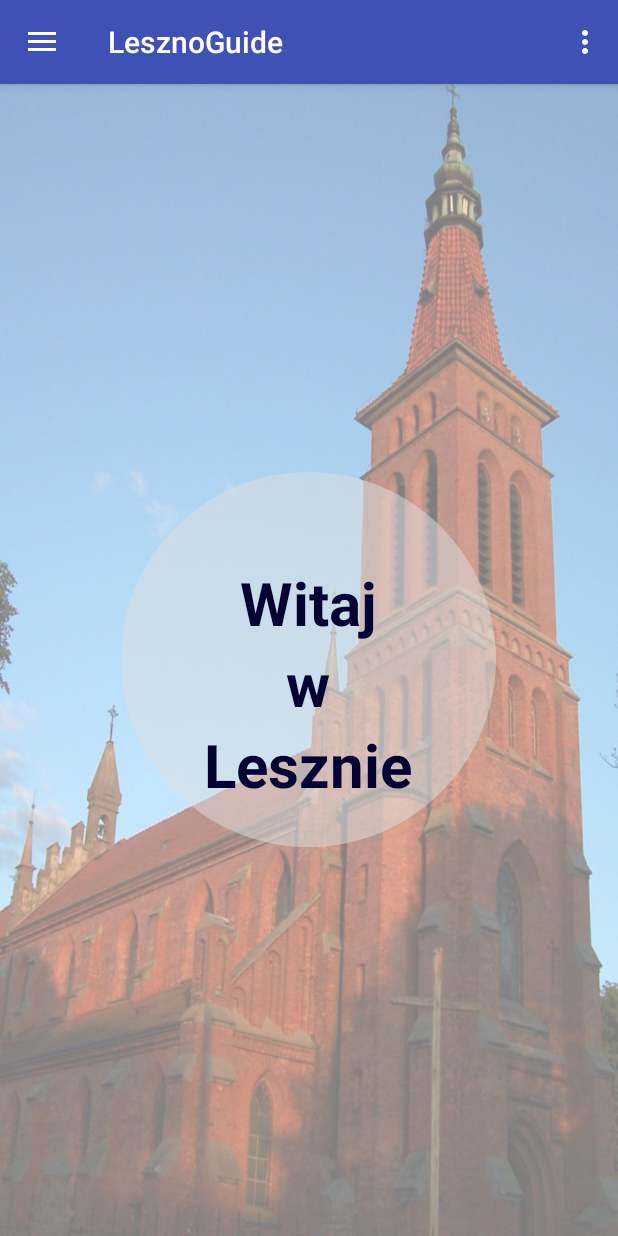
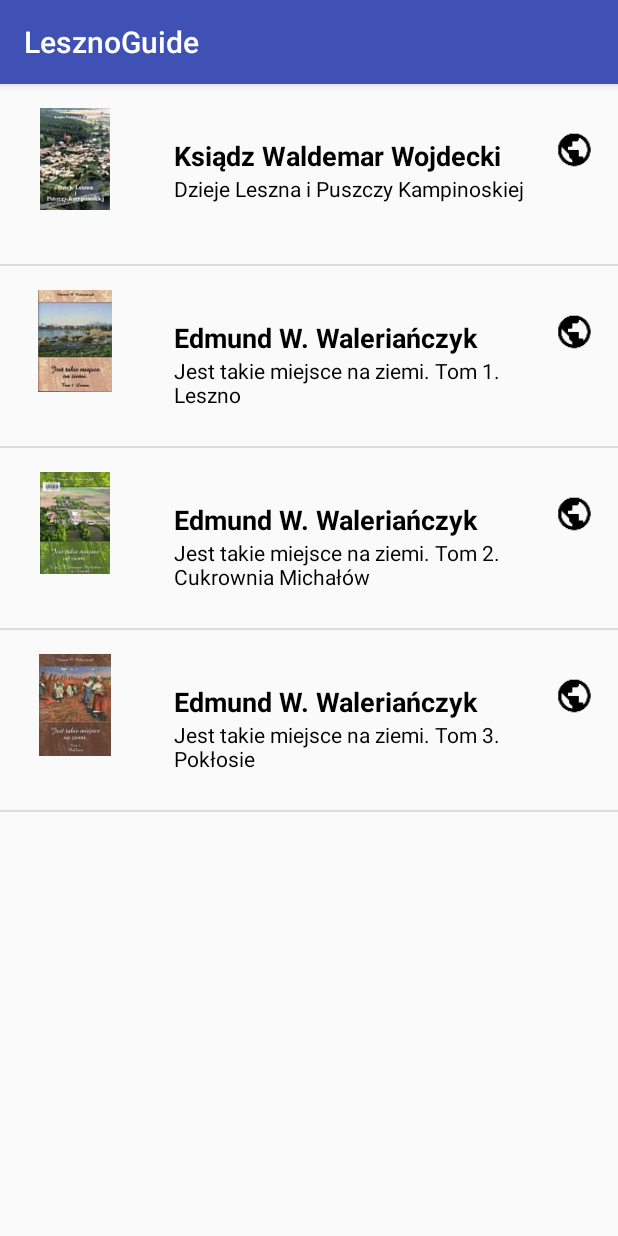
Before and after one commit to JustynaChrustna/LesznoGuide, an Android app: the screen it shows after launch (MainActivity before the commit, BooksActivity after it), in the side drawer, after a tap on "Książki", on a phone screen of 412 x 824 dp. Run offline under Robolectric (Android 15) with nearby library versions, the phone set to English and light mode, and no system bars.

Commit message:
Add booksActivity.

```diff
--- a/app/src/main/AndroidManifest.xml
+++ b/app/src/main/AndroidManifest.xml
@@ -20,7 +20,8 @@
         </activity>
         <activity android:name=".HotelsActivity" />
         <activity android:name=".RestaurantsActivity" />
-        <activity android:name=".AttractionsActivity"></activity>
+        <activity android:name=".AttractionsActivity" />
+        <activity android:name=".BooksActivity"></activity>
     </application>
 
 </manifest>
--- /dev/null
+++ b/app/src/main/java/justynachrustna/lesznoguide/BooksActivity.java
@@ -0,0 +1,42 @@
+package justynachrustna.lesznoguide;
+
+import android.support.v7.app.AppCompatActivity;
+import android.os.Bundle;
+import android.view.View;
+import android.widget.AdapterView;
+import android.widget.ListView;
+
+import java.util.ArrayList;
+
+public class BooksActivity extends AppCompatActivity {
+
+    @Override
+    protected void onCreate(Bundle savedInstanceState) {
+        super.onCreate(savedInstanceState);
+        setContentView(R.layout.place_list);
+
+        final ArrayList<Place> places = new ArrayList<Place>();
+        places.add(new Place("Ksiądz Waldemar Wojdecki","Dzieje Leszna i Puszczy Kampinoskiej",  R.drawable.books_wojdecki));
+        places.add(new Place("Edmund W. Waleriańczyk","Jest takie miejsce na ziemi. Tom 1. Leszno",  R.drawable.books_miejsce_1));
+        places.add(new Place("Edmund W. Waleriańczyk","Jest takie miejsce na ziemi. Tom 2. Cukrownia Michałów",  R.drawable.books_miejsce_2));
+        places.add(new Place("Edmund W. Waleriańczyk","Jest takie miejsce na ziemi. Tom 3. Pokłosie",  R.drawable.books_miejsce_3));
+
+
+        PlaceAdapter adapter = new PlaceAdapter(this, places);
+
+        ListView listView = (ListView) findViewById(R.id.list);
+
+        listView.setAdapter(adapter);
+        listView.setOnItemClickListener(new AdapterView.OnItemClickListener() {
+            @Override
+            public void onItemClick(AdapterView<?> adapterView, View view, int position, long l) {
+                Place place=places.get(position);
+
+
+
+
+
+            }
+        });
+    }
+}
--- a/app/src/main/java/justynachrustna/lesznoguide/MainActivity.java
+++ b/app/src/main/java/justynachrustna/lesznoguide/MainActivity.java
@@ -81,7 +81,8 @@ public class MainActivity extends AppCompatActivity
             Intent attractionsIntent = new Intent(MainActivity.this, AttractionsActivity.class);
             startActivity(attractionsIntent);
         } else if (id == R.id.nav_books) {
-
+            Intent booksIntent = new Intent(MainActivity.this, BooksActivity.class);
+            startActivity(booksIntent);
         }
 
         DrawerLayout drawer = (DrawerLayout) findViewById(R.id.drawer_layout);
--- a/app/src/main/res/layout/list_item.xml
+++ b/app/src/main/res/layout/list_item.xml
@@ -9,8 +9,8 @@
 
     <ImageView
         android:id="@+id/place_image"
-        android:layout_width="@dimen/list_item_height"
-        android:layout_height="@dimen/list_item_height"
+        android:layout_width="100dp"
+        android:layout_height="100dp"
         android:padding="16dp"
 />
 
--- a/app/src/main/res/values/dimens.xml
+++ b/app/src/main/res/values/dimens.xml
@@ -6,5 +6,5 @@
     <dimen name="activity_horizontal_margin">16dp</dimen>
     <dimen name="activity_vertical_margin">16dp</dimen>
     <dimen name="fab_margin">16dp</dimen>
-    <dimen name="list_item_height">100dp</dimen>
+    <dimen name="list_item_height">120dp</dimen>
 </resources>
```
Also changed, not shown: app/src/main/res/drawable/attraction_anna.jpg (added), app/src/main/res/drawable/attraction_julinek.jpg (added), app/src/main/res/drawable/attraction_kosciol.jpg (added), app/src/main/res/drawable/attraction_kosciol_mariawicki.jpeg (added), app/src/main/res/drawable/attraction_palac_leszno.jpg (added), app/src/main/res/drawable/attraction_palac_zaborow.jpg (added), app/src/main/res/drawable/attraction_palac_zaborowek.jpg (added), app/src/main/res/drawable/attraction_zaborow.jpg (added), app/src/main/res/drawable/books_miejsce_1.jpg (added), app/src/main/res/drawable/books_miejsce_2.jpg (added), app/src/main/res/drawable/books_miejsce_3.jpg (added), app/src/main/res/drawable/books_wojdecki.jpg (added).
